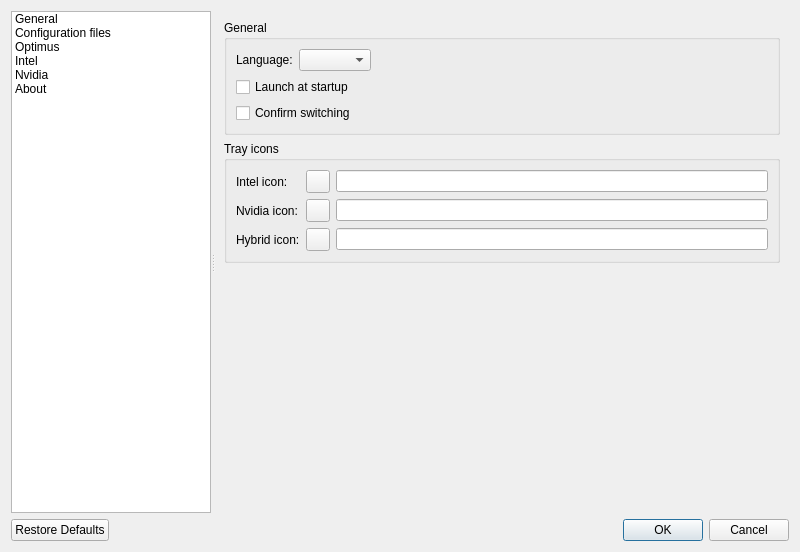
Above: src/settingsdialog.ui from Shatur/optimus-manager-qt before the change. Below: the same form after it.
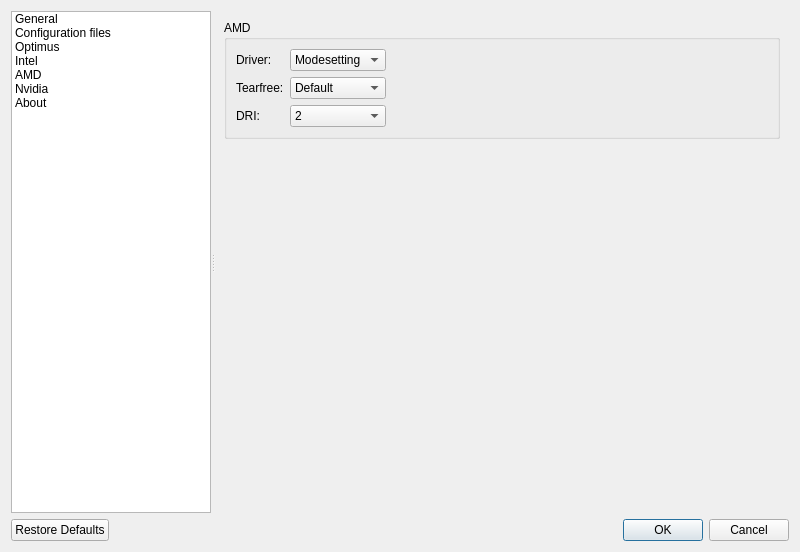
That is the form after the change. The open tabs and pages were chosen to show the change. Icons and pictures are not drawn.

The edit to the form file:
```diff
--- a/src/settingsdialog.ui
+++ b/src/settingsdialog.ui
@@ -90,6 +90,14 @@
          <normaloff>.</normaloff>.</iconset>
        </property>
       </item>
+      <item>
+       <property name="text">
+        <string notr="true">AMD</string>
+       </property>
+       <property name="icon">
+        <iconset theme="amd"/>
+       </property>
+      </item>
       <item>
        <property name="text">
         <string notr="true">Nvidia</string>
@@ -857,6 +865,122 @@
         </item>
        </layout>
       </widget>
+      <widget class="QWidget" name="amdPage">
+       <layout class="QVBoxLayout" name="verticalLayout_2">
+        <item>
+         <widget class="QGroupBox" name="amdGroupBox">
+          <property name="title">
+           <string notr="true">AMD</string>
+          </property>
+          <layout class="QGridLayout" name="gridLayout_7">
+           <item row="1" column="0">
+            <widget class="QLabel" name="amdTearFreeLabel">
+             <property name="text">
+              <string notr="true">Tearfree:</string>
+             </property>
+            </widget>
+           </item>
+           <item row="1" column="1">
+            <widget class="QComboBox" name="amdTearFreeComboBox">
+             <property name="toolTip">
+              <string>&lt;html&gt;&lt;head/&gt;&lt;body&gt;&lt;p&gt;Enable TearFree option in the Xorg configuration&lt;/p&gt;&lt;p&gt;Only applies to the Amd driver&lt;/p&gt;&lt;/body&gt;&lt;/html&gt;</string>
+             </property>
+             <item>
+              <property name="text">
+               <string>Default</string>
+              </property>
+             </item>
+             <item>
+              <property name="text">
+               <string>Yes</string>
+              </property>
+             </item>
+             <item>
+              <property name="text">
+               <string>No</string>
+              </property>
+             </item>
+            </widget>
+           </item>
+           <item row="2" column="1">
+            <widget class="QComboBox" name="amdDriComboBox">
+             <property name="toolTip">
+              <string>&lt;html&gt;&lt;head/&gt;&lt;body&gt;&lt;p&gt;DRI version&lt;/p&gt;&lt;/body&gt;&lt;/html&gt;</string>
+             </property>
+             <item>
+              <property name="text">
+               <string notr="true">2</string>
+              </property>
+             </item>
+             <item>
+              <property name="text">
+               <string notr="true">3</string>
+              </property>
+             </item>
+            </widget>
+           </item>
+           <item row="0" column="0">
+            <widget class="QLabel" name="amdDriverLabel">
+             <property name="text">
+              <string>Driver:</string>
+             </property>
+            </widget>
+           </item>
+           <item row="2" column="0">
+            <widget class="QLabel" name="amdDriLabel">
+             <property name="text">
+              <string notr="true">DRI:</string>
+             </property>
+            </widget>
+           </item>
+           <item row="0" column="1">
+            <widget class="QComboBox" name="amdDriverComboBox">
+             <property name="toolTip">
+              <string>&lt;html&gt;&lt;head/&gt;&lt;body&gt;&lt;p&gt;Driver to use for the AMD GPU&lt;br/&gt;&lt;br/&gt;To use the AMD driver, you need to install the package &amp;quot;xf86-video-amdgpu&amp;quot;&lt;/p&gt;&lt;/body&gt;&lt;/html&gt;</string>
+             </property>
+             <item>
+              <property name="text">
+               <string notr="true">Modesetting</string>
+              </property>
+             </item>
+             <item>
+              <property name="text">
+               <string notr="true">AMD</string>
+              </property>
+             </item>
+            </widget>
+           </item>
+           <item row="0" column="2">
+            <spacer name="amdBoxSpacer">
+             <property name="orientation">
+              <enum>Qt::Horizontal</enum>
+             </property>
+             <property name="sizeHint" stdset="0">
+              <size>
+               <width>40</width>
+               <height>20</height>
+              </size>
+             </property>
+            </spacer>
+           </item>
+          </layout>
+         </widget>
+        </item>
+        <item>
+         <spacer name="amdSpacer">
+          <property name="orientation">
+           <enum>Qt::Vertical</enum>
+          </property>
+          <property name="sizeHint" stdset="0">
+           <size>
+            <width>20</width>
+            <height>329</height>
+           </size>
+          </property>
+         </spacer>
+        </item>
+       </layout>
+      </widget>
       <widget class="QWidget" name="nvidiaPage">
        <layout class="QVBoxLayout" name="nvidiaPageLayout">
         <item>
```
